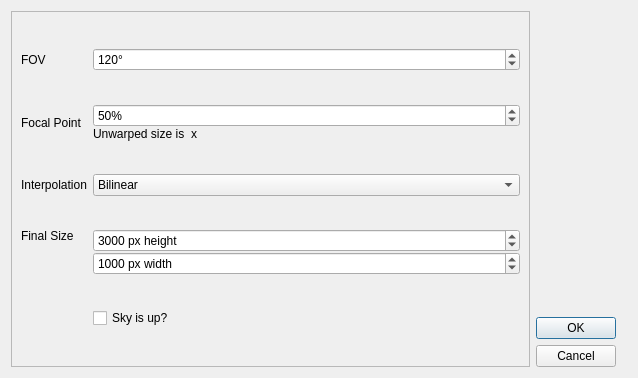
First picture: the form in src/settingsdialog.ui, repository m4ktub/Unwrap360, before the edit.
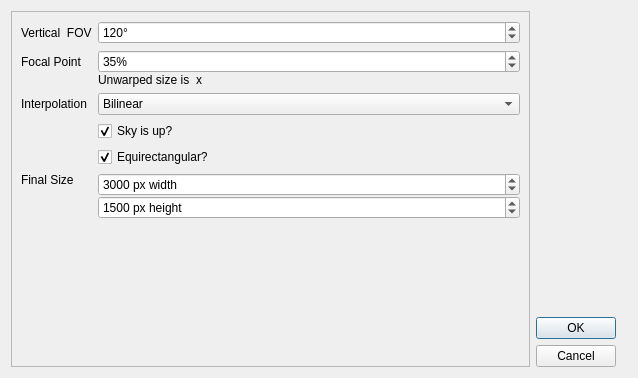
Second picture: the form after the edit.

Commit message: Added support for equirectangular image output. Changed the way the settings screen works so that the final image size is obeyed. Preserve the last location used to load photos.

```diff
--- a/src/settingsdialog.ui
+++ b/src/settingsdialog.ui
@@ -28,7 +28,7 @@
         <height>364</height>
        </rect>
       </property>
-      <layout class="QGridLayout" name="gridLayout_2">
+      <layout class="QFormLayout" name="formLayout">
        <item row="0" column="0">
         <widget class="QLabel" name="fovLabel">
          <property name="sizePolicy">
@@ -38,7 +38,7 @@
           </sizepolicy>
          </property>
          <property name="text">
-          <string>FOV</string>
+          <string>Vertical  FOV</string>
          </property>
          <property name="buddy">
           <cstring>fovSpinBox</cstring>
@@ -107,7 +107,7 @@
              <number>100</number>
             </property>
             <property name="value">
-             <number>50</number>
+             <number>35</number>
             </property>
            </widget>
           </item>
@@ -178,7 +178,33 @@
          </item>
         </widget>
        </item>
-       <item row="3" column="0">
+       <item row="3" column="1">
+        <widget class="QCheckBox" name="skyUpCheckbox">
+         <property name="text">
+          <string>Sky is up?</string>
+         </property>
+         <property name="checked">
+          <bool>true</bool>
+         </property>
+        </widget>
+       </item>
+       <item row="4" column="1">
+        <widget class="QCheckBox" name="equiRectCheckBox">
+         <property name="sizePolicy">
+          <sizepolicy hsizetype="Expanding" vsizetype="Fixed">
+           <horstretch>2</horstretch>
+           <verstretch>0</verstretch>
+          </sizepolicy>
+         </property>
+         <property name="text">
+          <string>Equirectangular?</string>
+         </property>
+         <property name="checked">
+          <bool>true</bool>
+         </property>
+        </widget>
+       </item>
+       <item row="5" column="0">
         <widget class="QLabel" name="finalSizeLabel">
          <property name="text">
           <string>Final Size</string>
@@ -188,7 +214,7 @@
          </property>
         </widget>
        </item>
-       <item row="3" column="1">
+       <item row="5" column="1">
         <widget class="QFrame" name="finalSizeFrame">
          <property name="sizePolicy">
           <sizepolicy hsizetype="Preferred" vsizetype="Fixed">
@@ -215,48 +241,44 @@
              <bool>false</bool>
             </property>
             <property name="suffix">
-             <string> px height</string>
-            </property>
-            <property name="maximum">
-             <number>8000</number>
-            </property>
-            <property name="singleStep">
-             <number>100</number>
-            </property>
-            <property name="value">
-             <number>3000</number>
-            </property>
-           </widget>
-          </item>
-          <item>
-           <widget class="QSpinBox" name="finalHeightSpinBox">
-            <property name="keyboardTracking">
-             <bool>false</bool>
-            </property>
-            <property name="suffix">
              <string> px width</string>
             </property>
+            <property name="minimum">
+             <number>0</number>
+            </property>
             <property name="maximum">
+             <number>10000</number>
+            </property>
+            <property name="singleStep">
+             <number>100</number>
+            </property>
+            <property name="value">
              <number>3000</number>
             </property>
+           </widget>
+          </item>
+          <item>
+           <widget class="QSpinBox" name="finalHeightSpinBox">
+            <property name="keyboardTracking">
+             <bool>false</bool>
+            </property>
+            <property name="suffix">
+             <string> px height</string>
+            </property>
+            <property name="maximum">
+             <number>5000</number>
+            </property>
             <property name="singleStep">
              <number>100</number>
             </property>
             <property name="value">
-             <number>1000</number>
+             <number>1500</number>
             </property>
            </widget>
           </item>
          </layout>
         </widget>
        </item>
-       <item row="4" column="1">
-        <widget class="QCheckBox" name="skyUpCheckbox">
-         <property name="text">
-          <string>Sky is up?</string>
-         </property>
-        </widget>
-       </item>
       </layout>
      </widget>
     </widget>
```
Left out of the diff: 36 changed lines with no effect on the pictures. The commit also changes 3 other files.
